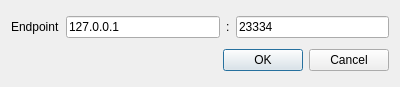
Qt form chess/setendpoint.ui (twd2/chess) before a commit.
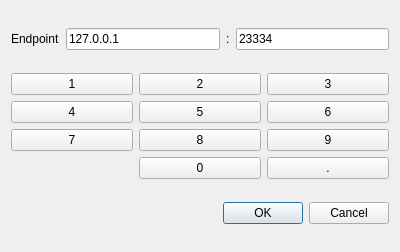
The same form after that commit.

Diff of the .ui file:
```diff
--- a/chess/setendpoint.ui
+++ b/chess/setendpoint.ui
@@ -7,7 +7,7 @@
     <x>0</x>
     <y>0</y>
     <width>400</width>
-    <height>87</height>
+    <height>252</height>
    </rect>
   </property>
   <property name="windowTitle">
@@ -46,6 +46,87 @@
      </item>
     </layout>
    </item>
+   <item>
+    <layout class="QGridLayout" name="gridLayout">
+     <item row="2" column="1">
+      <widget class="QPushButton" name="num8">
+       <property name="text">
+        <string>8</string>
+       </property>
+      </widget>
+     </item>
+     <item row="2" column="0">
+      <widget class="QPushButton" name="num7">
+       <property name="text">
+        <string>7</string>
+       </property>
+      </widget>
+     </item>
+     <item row="0" column="1">
+      <widget class="QPushButton" name="num2">
+       <property name="text">
+        <string>2</string>
+       </property>
+      </widget>
+     </item>
+     <item row="1" column="1">
+      <widget class="QPushButton" name="num5">
+       <property name="text">
+        <string>5</string>
+       </property>
+      </widget>
+     </item>
+     <item row="1" column="2">
+      <widget class="QPushButton" name="num6">
+       <property name="text">
+        <string>6</string>
+       </property>
+      </widget>
+     </item>
+     <item row="0" column="0">
+      <widget class="QPushButton" name="num1">
+       <property name="text">
+        <string>1</string>
+       </property>
+      </widget>
+     </item>
+     <item row="2" column="2">
+      <widget class="QPushButton" name="num9">
+       <property name="text">
+        <string>9</string>
+       </property>
+      </widget>
+     </item>
+     <item row="0" column="2">
+      <widget class="QPushButton" name="num3">
+       <property name="text">
+        <string>3</string>
+       </property>
+      </widget>
+     </item>
+     <item row="1" column="0">
+      <widget class="QPushButton" name="num4">
+       <property name="text">
+        <string>4</string>
+       </property>
+      </widget>
+     </item>
+     <item row="3" column="1">
+      <widget class="QPushButton" name="num0">
+       <property name="text">
+        <string>0</string>
+       </property>
+      </widget>
+     </item>
+     <item row="3" column="2">
+      <widget class="QPushButton" name="btnDot">
+       <property name="text">
+        <string>.</string>
+       </property>
+      </widget>
+     </item>
+    </layout>
+   </item>
    <item>
     <widget class="QDialogButtonBox" name="buttonBox">
      <property name="orientation">
```
